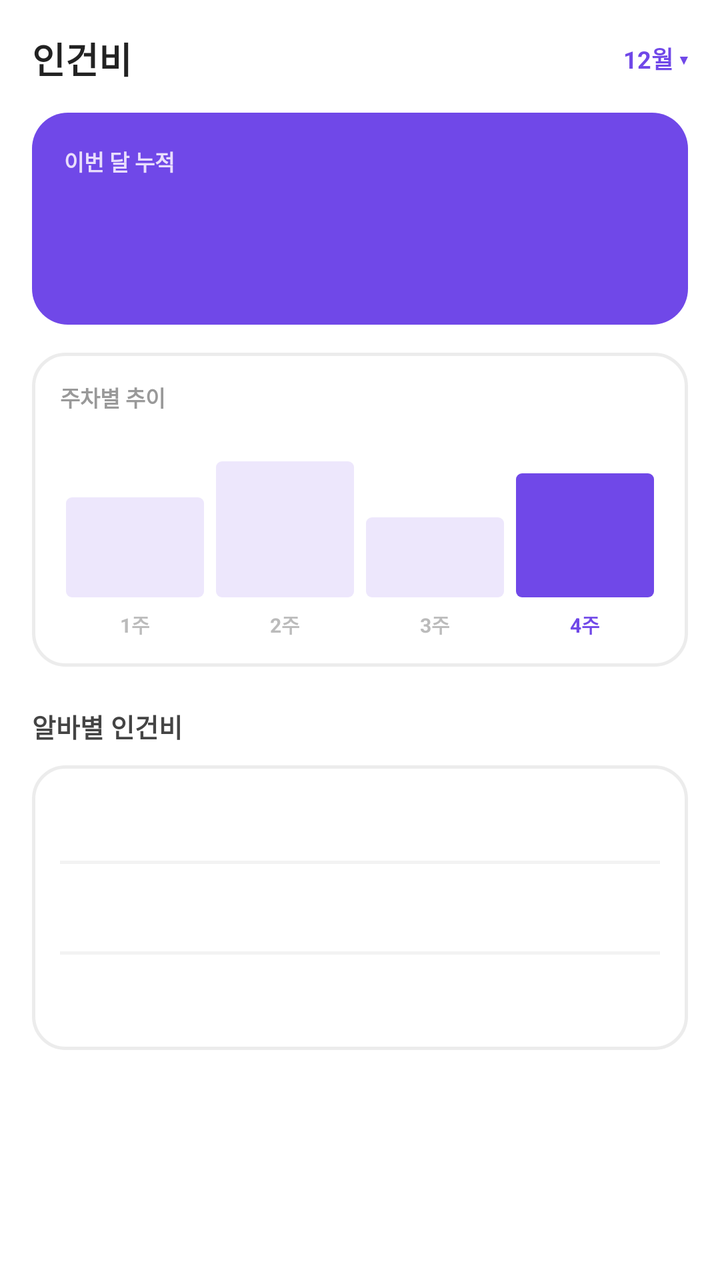
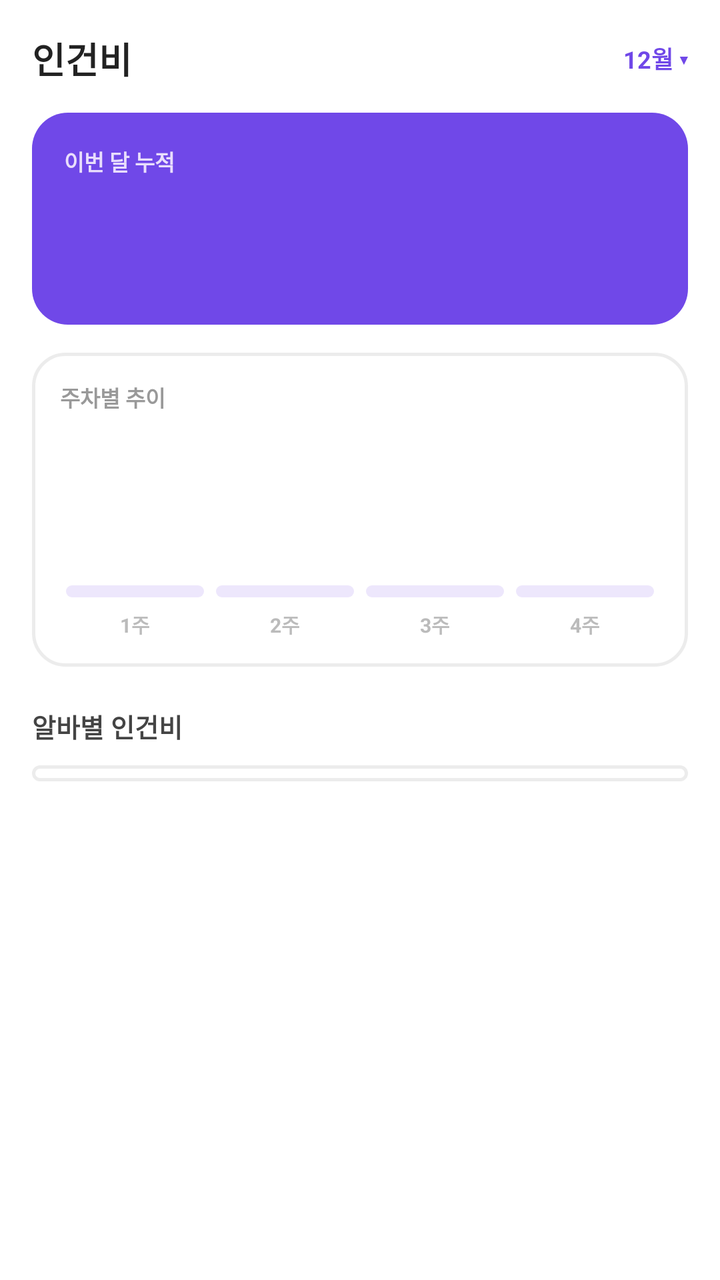

An Android layout rendered at two revisions. The XML below is the earlier revision; the diff shows what the commit changed to produce the second picture.
<!-- AndroidManifest.xml: application theme Theme.PTManagerEmployer -->
<!-- res/layout/fragment_stats.xml -->
<?xml version="1.0" encoding="utf-8"?>
<androidx.core.widget.NestedScrollView xmlns:android="http://schemas.android.com/apk/res/android"
    android:layout_width="match_parent"
    android:layout_height="match_parent"
    android:background="@color/white"
    android:fillViewport="true">

    <LinearLayout
        android:layout_width="match_parent"
        android:layout_height="wrap_content"
        android:orientation="vertical"
        android:paddingHorizontal="16dp"
        android:paddingTop="16dp"
        android:paddingBottom="24dp">

        
        <LinearLayout
            android:layout_width="match_parent"
            android:layout_height="wrap_content"
            android:orientation="horizontal"
            android:gravity="center_vertical">

            <TextView
                android:layout_width="0dp"
                android:layout_height="wrap_content"
                android:layout_weight="1"
                android:text="인건비"
                android:textColor="@color/text_primary"
                android:textSize="18sp"
                android:textStyle="bold" />

            <TextView
                android:layout_width="wrap_content"
                android:layout_height="wrap_content"
                android:text="12월 ▾"
                android:textColor="@color/brand"
                android:textSize="12sp"
                android:textStyle="bold" />
        </LinearLayout>

        
        <LinearLayout
            android:layout_width="match_parent"
            android:layout_height="wrap_content"
            android:layout_marginTop="14dp"
            android:orientation="vertical"
            android:background="@drawable/bg_today_card"
            android:padding="16dp">

            <TextView
                android:layout_width="wrap_content"
                android:layout_height="wrap_content"
                android:text="이번 달 누적"
                android:textColor="#E9DEFC"
                android:textSize="11sp"
                android:textStyle="bold" />

            <TextView
                android:id="@+id/tv_month_total"
                android:layout_width="wrap_content"
                android:layout_height="wrap_content"
                android:layout_marginTop="5dp"
                android:text=""
                android:textColor="@color/white"
                android:textSize="26sp"
                android:textStyle="bold" />

            <TextView
                android:id="@+id/tv_month_label"
                android:layout_width="wrap_content"
                android:layout_height="wrap_content"
                android:layout_marginTop="3dp"
                android:text=""
                android:textColor="#E9DEFC"
                android:textSize="11sp" />
        </LinearLayout>

        
        <LinearLayout
            android:layout_width="match_parent"
            android:layout_height="wrap_content"
            android:layout_marginTop="14dp"
            android:orientation="vertical"
            android:background="@drawable/bg_card"
            android:padding="14dp">

            <TextView
                android:layout_width="wrap_content"
                android:layout_height="wrap_content"
                android:text="주차별 추이"
                android:textColor="@color/text_tertiary"
                android:textSize="11sp"
                android:textStyle="bold" />

            <LinearLayout
                android:layout_width="match_parent"
                android:layout_height="80dp"
                android:layout_marginTop="12dp"
                android:orientation="horizontal"
                android:gravity="bottom"
                android:baselineAligned="false">

                <View style="@style/Bar" android:layout_height="50dp" />
                <View style="@style/Bar" android:layout_height="68dp" />
                <View style="@style/Bar" android:layout_height="40dp" />
                <View style="@style/Bar" android:layout_height="62dp"
                    android:background="@drawable/bg_bar_active" />
            </LinearLayout>

            <LinearLayout
                android:layout_width="match_parent"
                android:layout_height="wrap_content"
                android:layout_marginTop="6dp"
                android:orientation="horizontal"
                android:baselineAligned="false">

                <TextView style="@style/ChartDay" android:text="1주" />
                <TextView style="@style/ChartDay" android:text="2주" />
                <TextView style="@style/ChartDay" android:text="3주" />
                <TextView style="@style/ChartDay" android:text="4주" android:textColor="@color/brand" />
            </LinearLayout>
        </LinearLayout>

        
        <TextView
            android:layout_width="wrap_content"
            android:layout_height="wrap_content"
            android:layout_marginTop="20dp"
            android:text="알바별 인건비"
            android:textColor="#444444"
            android:textSize="13sp"
            android:textStyle="bold" />

        <LinearLayout
            android:layout_width="match_parent"
            android:layout_height="wrap_content"
            android:layout_marginTop="10dp"
            android:orientation="vertical"
            android:background="@drawable/bg_card"
            android:paddingHorizontal="14dp"
            android:paddingVertical="4dp">

            <LinearLayout style="@style/CostRow">
                <TextView style="@style/CostName" android:text="" />
                <TextView style="@style/CostHours" android:text="" />
                <TextView style="@style/CostAmount" android:text="" />
            </LinearLayout>
            <View style="@style/DetailDivider" />
            <LinearLayout style="@style/CostRow">
                <TextView style="@style/CostName" android:text="" />
                <TextView style="@style/CostHours" android:text="" />
                <TextView style="@style/CostAmount" android:text="" />
            </LinearLayout>
            <View style="@style/DetailDivider" />
            <LinearLayout style="@style/CostRow">
                <TextView style="@style/CostName" android:text="" />
                <TextView style="@style/CostHours" android:text="" />
                <TextView style="@style/CostAmount" android:text="" />
            </LinearLayout>
        </LinearLayout>
    </LinearLayout>
</androidx.core.widget.NestedScrollView>
<!-- resources referenced by this layout -->
<resources>
  <color name="brand">#7048E8</color>
  <color name="text_primary">#222222</color>
  <color name="text_tertiary">#999999</color>
  <color name="white">#FFFFFFFF</color>
  <!-- drawable bg_bar_active (drawable) -->
  <?xml version="1.0" encoding="utf-8"?>
  <shape xmlns:android="http://schemas.android.com/apk/res/android" android:shape="rectangle">
      <solid android:color="@color/brand" />
      <corners android:radius="3dp" />
  </shape>
  <!-- drawable bg_card (drawable) -->
  <?xml version="1.0" encoding="utf-8"?>
  <shape xmlns:android="http://schemas.android.com/apk/res/android" android:shape="rectangle">
      <solid android:color="@color/white" />
      <corners android:radius="16dp" />
      <stroke android:width="1.5dp" android:color="@color/border" />
  </shape>
  <!-- drawable bg_today_card (drawable) -->
  <?xml version="1.0" encoding="utf-8"?>
  <shape xmlns:android="http://schemas.android.com/apk/res/android" android:shape="rectangle">
      <solid android:color="@color/brand" />
      <corners android:radius="18dp" />
  </shape>
  <style name="Bar">
          <item name="android:layout_width">0dp</item>
          <item name="android:layout_weight">1</item>
          <item name="android:layout_marginHorizontal">3dp</item>
          <item name="android:background">@drawable/bg_bar</item>
      </style>
  <style name="ChartDay">
          <item name="android:layout_width">0dp</item>
          <item name="android:layout_height">wrap_content</item>
          <item name="android:layout_weight">1</item>
          <item name="android:gravity">center</item>
          <item name="android:textColor">@color/text_hint</item>
          <item name="android:textSize">10sp</item>
          <item name="android:textStyle">bold</item>
      </style>
  <style name="CostAmount">
          <item name="android:layout_width">wrap_content</item>
          <item name="android:layout_height">wrap_content</item>
          <item name="android:textColor">#333333</item>
          <item name="android:textSize">13sp</item>
          <item name="android:textStyle">bold</item>
      </style>
  <style name="CostHours">
          <item name="android:layout_width">wrap_content</item>
          <item name="android:layout_height">wrap_content</item>
          <item name="android:layout_marginEnd">14dp</item>
          <item name="android:textColor">@color/text_hint</item>
          <item name="android:textSize">11sp</item>
      </style>
  <style name="CostName">
          <item name="android:layout_width">0dp</item>
          <item name="android:layout_height">wrap_content</item>
          <item name="android:layout_weight">1</item>
          <item name="android:textColor">@color/text_primary</item>
          <item name="android:textSize">13sp</item>
          <item name="android:textStyle">bold</item>
      </style>
  <style name="CostRow">
          <item name="android:layout_width">match_parent</item>
          <item name="android:layout_height">wrap_content</item>
          <item name="android:orientation">horizontal</item>
          <item name="android:gravity">center_vertical</item>
          <item name="android:paddingVertical">13dp</item>
      </style>
  <style name="DetailDivider">
          <item name="android:layout_width">match_parent</item>
          <item name="android:layout_height">1.5dp</item>
          <item name="android:background">#F3F3F3</item>
      </style>
  <style name="Theme.PTManagerEmployer" parent="Base.Theme.PTManagerEmployer" />
  <color name="border">#ECECEC</color>
  <!-- drawable bg_bar (drawable) -->
  <?xml version="1.0" encoding="utf-8"?>
  <shape xmlns:android="http://schemas.android.com/apk/res/android" android:shape="rectangle">
      <solid android:color="@color/brand_chip" />
      <corners android:radius="3dp" />
  </shape>
  <color name="text_hint">#BBBBBB</color>
  <color name="brand_chip">#EDE7FC</color>
  <!-- unchanged entries left out for length: 1 -->
</resources>

<!-- the commit's change to res/layout/fragment_stats.xml (unified diff, before → after) -->
@@ -30,6 +30,7 @@
                 android:textStyle="bold" />
 
             <TextView
+                android:id="@+id/tv_month_selector"
                 android:layout_width="wrap_content"
                 android:layout_height="wrap_content"
                 android:text="12월 ▾"
@@ -100,11 +101,10 @@
                 android:gravity="bottom"
                 android:baselineAligned="false">
 
-                <View style="@style/Bar" android:layout_height="50dp" />
-                <View style="@style/Bar" android:layout_height="68dp" />
-                <View style="@style/Bar" android:layout_height="40dp" />
-                <View style="@style/Bar" android:layout_height="62dp"
-                    android:background="@drawable/bg_bar_active" />
+                <View android:id="@+id/bar_w1" style="@style/Bar" android:layout_height="6dp" />
+                <View android:id="@+id/bar_w2" style="@style/Bar" android:layout_height="6dp" />
+                <View android:id="@+id/bar_w3" style="@style/Bar" android:layout_height="6dp" />
+                <View android:id="@+id/bar_w4" style="@style/Bar" android:layout_height="6dp" />
             </LinearLayout>
 
             <LinearLayout
@@ -114,10 +114,10 @@
                 android:orientation="horizontal"
                 android:baselineAligned="false">
 
-                <TextView style="@style/ChartDay" android:text="1주" />
-                <TextView style="@style/ChartDay" android:text="2주" />
-                <TextView style="@style/ChartDay" android:text="3주" />
-                <TextView style="@style/ChartDay" android:text="4주" android:textColor="@color/brand" />
+                <TextView android:id="@+id/tv_w1" style="@style/ChartDay" android:text="1주" />
+                <TextView android:id="@+id/tv_w2" style="@style/ChartDay" android:text="2주" />
+                <TextView android:id="@+id/tv_w3" style="@style/ChartDay" android:text="3주" />
+                <TextView android:id="@+id/tv_w4" style="@style/ChartDay" android:text="4주" />
             </LinearLayout>
         </LinearLayout>
 
@@ -132,6 +132,7 @@
             android:textStyle="bold" />
 
         <LinearLayout
+            android:id="@+id/cost_container"
             android:layout_width="match_parent"
             android:layout_height="wrap_content"
             android:layout_marginTop="10dp"
@@ -140,23 +141,16 @@
             android:paddingHorizontal="14dp"
             android:paddingVertical="4dp">
 
-            <LinearLayout style="@style/CostRow">
-                <TextView style="@style/CostName" android:text="" />
-                <TextView style="@style/CostHours" android:text="" />
-                <TextView style="@style/CostAmount" android:text="" />
-            </LinearLayout>
-            <View style="@style/DetailDivider" />
-            <LinearLayout style="@style/CostRow">
-                <TextView style="@style/CostName" android:text="" />
-                <TextView style="@style/CostHours" android:text="" />
-                <TextView style="@style/CostAmount" android:text="" />
-            </LinearLayout>
-            <View style="@style/DetailDivider" />
-            <LinearLayout style="@style/CostRow">
-                <TextView style="@style/CostName" android:text="" />
-                <TextView style="@style/CostHours" android:text="" />
-                <TextView style="@style/CostAmount" android:text="" />
-            </LinearLayout>
+            <TextView
+                android:id="@+id/tv_cost_empty"
+                android:layout_width="match_parent"
+                android:layout_height="wrap_content"
+                android:paddingVertical="18dp"
+                android:gravity="center"
+                android:text="집계된 인건비가 없습니다."
+                android:textColor="@color/text_hint"
+                android:textSize="12sp"
+                android:visibility="gone" />
         </LinearLayout>
     </LinearLayout>
 </androidx.core.widget.NestedScrollView>
<!-- resource entries referenced after the edit -->
@@ -4,12 +4,6 @@
   <color name="text_primary">#222222</color>
   <color name="text_tertiary">#999999</color>
   <color name="white">#FFFFFFFF</color>
-  <!-- drawable bg_bar_active (drawable) -->
-  <?xml version="1.0" encoding="utf-8"?>
-  <shape xmlns:android="http://schemas.android.com/apk/res/android" android:shape="rectangle">
-      <solid android:color="@color/brand" />
-      <corners android:radius="3dp" />
-  </shape>
   <!-- drawable bg_card (drawable) -->
   <?xml version="1.0" encoding="utf-8"?>
   <shape xmlns:android="http://schemas.android.com/apk/res/android" android:shape="rectangle">
@@ -38,40 +32,6 @@
           <item name="android:textSize">10sp</item>
           <item name="android:textStyle">bold</item>
       </style>
-  <style name="CostAmount">
-          <item name="android:layout_width">wrap_content</item>
-          <item name="android:layout_height">wrap_content</item>
-          <item name="android:textColor">#333333</item>
-          <item name="android:textSize">13sp</item>
-          <item name="android:textStyle">bold</item>
-      </style>
-  <style name="CostHours">
-          <item name="android:layout_width">wrap_content</item>
-          <item name="android:layout_height">wrap_content</item>
-          <item name="android:layout_marginEnd">14dp</item>
-          <item name="android:textColor">@color/text_hint</item>
-          <item name="android:textSize">11sp</item>
-      </style>
-  <style name="CostName">
-          <item name="android:layout_width">0dp</item>
-          <item name="android:layout_height">wrap_content</item>
-          <item name="android:layout_weight">1</item>
-          <item name="android:textColor">@color/text_primary</item>
-          <item name="android:textSize">13sp</item>
-          <item name="android:textStyle">bold</item>
-      </style>
-  <style name="CostRow">
-          <item name="android:layout_width">match_parent</item>
-          <item name="android:layout_height">wrap_content</item>
-          <item name="android:orientation">horizontal</item>
-          <item name="android:gravity">center_vertical</item>
-          <item name="android:paddingVertical">13dp</item>
-      </style>
-  <style name="DetailDivider">
-          <item name="android:layout_width">match_parent</item>
-          <item name="android:layout_height">1.5dp</item>
-          <item name="android:background">#F3F3F3</item>
-      </style>
   <style name="Theme.PTManagerEmployer" parent="Base.Theme.PTManagerEmployer" />
   <color name="border">#ECECEC</color>
   <!-- drawable bg_bar (drawable) -->
